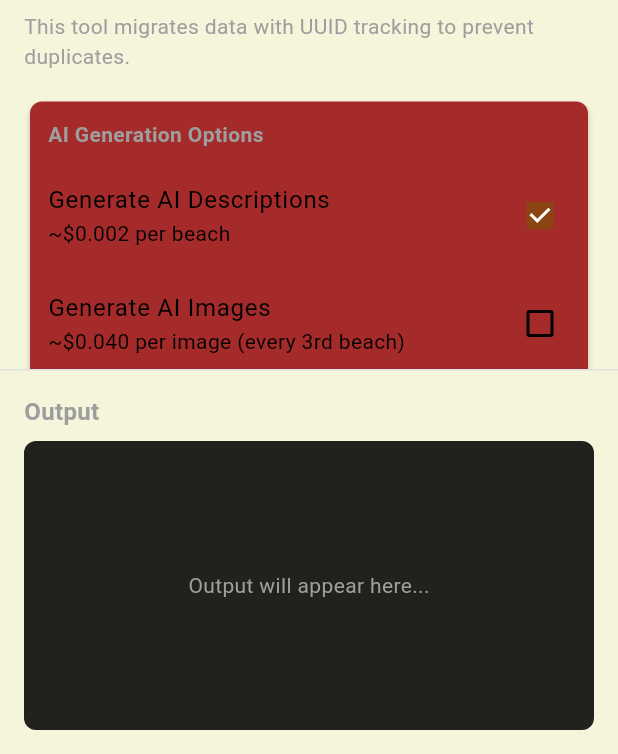
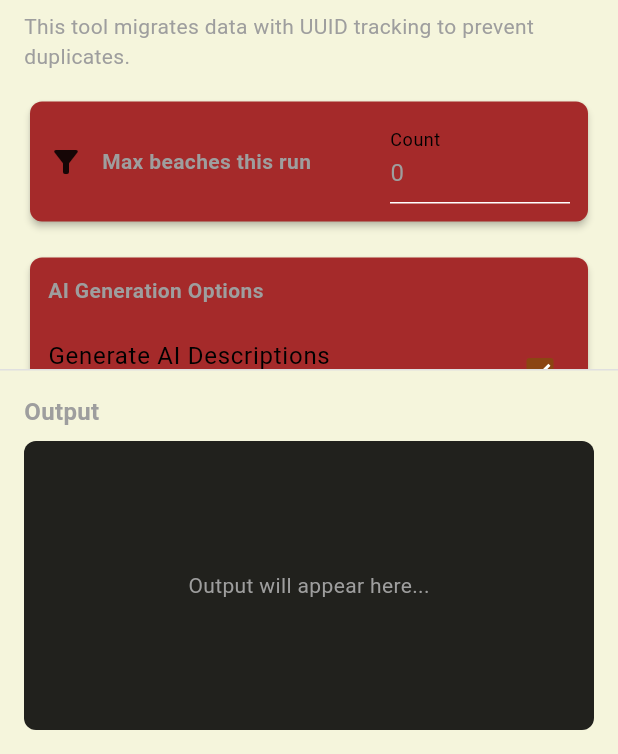
Before and after one commit to ziehro/Fuuuuck, a Flutter app: the screen it shows once a user with an empty profile is signed in, after a tap on the "sync alt" icon, on a phone screen of 412 x 824 dp, the part 482-1236 px from its top. Run offline on Flutter 3.47's test engine with Material 3 defaults, Android fonts, the phone set to English and light mode, and no system bars; our stand-ins replace camera, cloud_firestore, connectivity_plus, firebase_auth, firebase_core, firebase_storage and 7 more; missing offline and left inert: dart_geohash, dart_openai, firebase_app_check; accounts and stored records are empty.

Commit message:
offline now

```diff
--- a/lib/screens/migration_screen.dart
+++ b/lib/screens/migration_screen.dart
@@ -27,6 +27,14 @@ class _MigrationScreenState extends State<MigrationScreen> {
   int _aiImageFrequency = 3;
   bool _skipExisting = true;
 
+  // Run limit
+  final TextEditingController _maxController = TextEditingController(text: '0');
+  int get _maxBeachesThisRun {
+    final parsed = int.tryParse(_maxController.text.trim());
+    return (parsed == null || parsed < 0) ? 0 : parsed;
+  }
+  int _processedThisRun = 0;
+
   // Migration statistics
   Map<String, int> _migrationStats = {};
   bool _statsLoading = false;
@@ -41,6 +49,7 @@ class _MigrationScreenState extends State<MigrationScreen> {
   void dispose() {
     WakelockPlus.disable();
     _scrollController.dispose();
+    _maxController.dispose();
     super.dispose();
   }
 
@@ -99,7 +108,7 @@ class _MigrationScreenState extends State<MigrationScreen> {
               LinearProgressIndicator(
                 value: (_migrationStats['totalOldBeaches'] ?? 0) > 0
                     ? (_migrationStats['processedCount'] ?? 0) /
-                    (_migrationStats['totalOldBeaches']!.clamp(1, 1 << 30))
+                    ((_migrationStats['totalOldBeaches'] ?? 1).toDouble())
                     : 0,
                 backgroundColor: Colors.grey[300],
                 valueColor: const AlwaysStoppedAnimation<Color>(Colors.green),
@@ -145,6 +154,27 @@ class _MigrationScreenState extends State<MigrationScreen> {
     });
   }
 
+  /// Enforce per-run limit based on a **single, unambiguous marker** from the service.
+  /// Emit this once per migrated beach from MigrationService:
+  ///   onProgress('[BEACH_DONE] <id or name>')
+  void _onProgressWithLimit(String text) {
+    _addOutput(text);
+
+    final limit = _maxBeachesThisRun;
+    if (limit <= 0) return; // unlimited
+
+    // Strict match: only count when the explicit token appears.
+    // (Avoids lifetime counters like "Processed 432 total" tripping the limit.)
+    final done = RegExp(r'(\[BEACH_DONE\]|\bBEACH_DONE\b|::BEACH_DONE::)').hasMatch(text);
+    if (!done) return;
+
+    _processedThisRun++;
+    if (_processedThisRun >= limit) {
+      _addOutput('⛔ Max beaches for this run reached ($limit). Stopping…');
+      _stopMigration(); // gracefully requests stop + releases wakelock
+    }
+  }
+
   void _clearOutput() {
     setState(() => _output = '');
   }
@@ -174,14 +204,10 @@ class _MigrationScreenState extends State<MigrationScreen> {
   String _getOrdinalSuffix(int number) {
     if (number >= 11 && number <= 13) return 'th';
     switch (number % 10) {
-      case 1:
-        return 'st';
-      case 2:
-        return 'nd';
-      case 3:
-        return 'rd';
-      default:
-        return 'th';
+      case 1: return 'st';
+      case 2: return 'nd';
+      case 3: return 'rd';
+      default: return 'th';
     }
   }
 
@@ -222,13 +248,16 @@ class _MigrationScreenState extends State<MigrationScreen> {
   Future<void> _runTestMigration() async {
     if (_isRunning) return;
 
-    setState(() => _isRunning = true);
+    setState(() {
+      _isRunning = true;
+      _processedThisRun = 0; // reset per-run counter
+    });
     await WakelockPlus.enable();
     _addOutput('🔒 Screen will stay awake during migration');
     _addOutput('🧪 Starting test migration...');
 
     try {
-      await _migrationService.testMigration(onProgress: _addOutput);
+      await _migrationService.testMigration(onProgress: _onProgressWithLimit);
       _addOutput('✅ Test migration completed!');
     } catch (e) {
       _addOutput('❌ Test migration failed: $e');
@@ -291,7 +320,10 @@ class _MigrationScreenState extends State<MigrationScreen> {
 
     if (result == null) return;
 
-    setState(() => _isRunning = true);
+    setState(() {
+      _isRunning = true;
+      _processedThisRun = 0; // reset per-run counter
+    });
     await WakelockPlus.enable();
     _addOutput('🔒 Screen will stay awake during migration');
 
@@ -302,7 +334,7 @@ class _MigrationScreenState extends State<MigrationScreen> {
 
     try {
       await _migrationService.testMigrationWithWrite(
-        onProgress: _addOutput,
+        onProgress: _onProgressWithLimit,
         generateAiDescription: aiDesc,
         generateAiImage: aiImg,
         skipExisting: true,
@@ -348,7 +380,10 @@ class _MigrationScreenState extends State<MigrationScreen> {
 
     if (docId == null || docId.isEmpty) return;
 
-    setState(() => _isRunning = true);
+    setState(() {
+      _isRunning = true;
+      _processedThisRun = 0; // reset per-run counter
+    });
     await WakelockPlus.enable();
     _addOutput('🔒 Screen will stay awake during migration');
     _addOutput('🔍 Testing migration for document: $docId');
@@ -356,7 +391,7 @@ class _MigrationScreenState extends State<MigrationScreen> {
     try {
       await _migrationService.testMigration(
         specificDocId: docId,
-        onProgress: _addOutput,
+        onProgress: _onProgressWithLimit,
       );
       _addOutput('✅ Test completed for document: $docId');
     } catch (e) {
@@ -373,8 +408,13 @@ class _MigrationScreenState extends State<MigrationScreen> {
 
     final totalBeaches = _migrationStats['totalOldBeaches'] ?? 0;
     final remaining = _migrationStats['remainingCount'] ?? totalBeaches;
-    final imageCount = _generateAiImages ? (remaining / _aiImageFrequency).ceil() : 0;
-    final estimatedCost = (remaining * 0.002) + (imageCount * 0.040);
+
+    final limit = _maxBeachesThisRun;
+    final plannedThisRun = limit > 0 ? (remaining < limit ? remaining : limit) : remaining;
+
+    final imageCount =
+    _generateAiImages ? (plannedThisRun / _aiImageFrequency).ceil() : 0;
+    final estimatedCost = (plannedThisRun * 0.002) + (imageCount * 0.040);
 
     final bool? confirmed = await showDialog<bool>(
       context: context,
@@ -389,13 +429,15 @@ class _MigrationScreenState extends State<MigrationScreen> {
             Text('📊 Total beaches: $totalBeaches'),
             Text('✅ Already processed: ${_migrationStats['processedCount'] ?? 0}'),
             Text('🔄 Remaining: $remaining'),
+            Text('🎯 This run will process: $plannedThisRun'
+                '${limit > 0 ? " (limited to $limit)" : ""}'),
             Text('🤖 AI Descriptions: ${_generateAiDescriptions ? "Yes" : "No"}'),
             Text(
               '🎨 AI Images: ${_generateAiImages ? "Yes (every ${_aiImageFrequency}${_getOrdinalSuffix(_aiImageFrequency)} beach = $imageCount images)" : "No"}',
             ),
             const SizedBox(height: 8),
             Text(
-              '💰 Estimated cost: \$${estimatedCost.toStringAsFixed(2)}',
+              '💰 Estimated cost this run: \$${estimatedCost.toStringAsFixed(2)}',
               style: const TextStyle(fontWeight: FontWeight.bold),
             ),
             const SizedBox(height: 12),
@@ -424,11 +466,13 @@ class _MigrationScreenState extends State<MigrationScreen> {
     setState(() {
       _isRunning = true;
       _isPaused = false;
+      _processedThisRun = 0; // reset per-run counter
     });
 
     await WakelockPlus.enable();
     _addOutput('🔒 Screen will stay awake during migration');
-    _addOutput('🚀 Starting migration with UUID tracking...');
+    _addOutput('🚀 Starting migration with UUID tracking...'
+        '${limit > 0 ? " (limit $limit)" : ""}');
 
     try {
       await _migrationService.migrateAllData(
@@ -437,9 +481,15 @@ class _MigrationScreenState extends State<MigrationScreen> {
         generateAiImages: _generateAiImages,
         aiImageFrequency: _aiImageFrequency,
         skipExisting: _skipExisting,
+        maxItems: _maxBeachesThisRun, // <-- pass the per-run cap here
       );
 
-      _addOutput('🎉 Migration completed!');
+
+      if (_processedThisRun < plannedThisRun) {
+        _addOutput('🎉 Migration completed!');
+      } else {
+        _addOutput('✅ Reached run limit of $plannedThisRun beaches.');
+      }
       await _loadMigrationStats();
     } catch (e) {
       _addOutput('💥 Migration failed: $e');
@@ -479,11 +529,9 @@ class _MigrationScreenState extends State<MigrationScreen> {
                 child: Column(
                   crossAxisAlignment: CrossAxisAlignment.stretch,
                   children: [
-                    // Statistics
                     _buildStatsCard(),
                     const SizedBox(height: 16),
 
-                    // Header
                     const Text(
                       'BeachBook Data Migration',
                       style: TextStyle(fontSize: 20, fontWeight: FontWeight.bold),
@@ -492,6 +540,38 @@ class _MigrationScreenState extends State<MigrationScreen> {
                     const Text(
                       'This tool migrates data with UUID tracking to prevent duplicates.',
                       style: TextStyle(color: Colors.grey),
+                    ),
+                    const SizedBox(height: 16),
+
+                    // Run limit control
+                    Card(
+                      child: Padding(
+                        padding: const EdgeInsets.all(12),
+                        child: Row(
+                          children: [
+                            const Icon(Icons.filter_alt),
+                            const SizedBox(width: 12),
+                            const Expanded(
+                              child: Text(
+                                'Max beaches this run',
+                                style: TextStyle(fontWeight: FontWeight.bold),
+                              ),
+                            ),
+                            SizedBox(
+                              width: 120,
+                              child: TextField(
+                                controller: _maxController,
+                                keyboardType: TextInputType.number,
+                                decoration: const InputDecoration(
+                                  hintText: '0 = All',
+                                  labelText: 'Count',
+                                ),
+                                onChanged: (_) => setState(() {}), // refresh estimates
+                              ),
+                            ),
+                          ],
+                        ),
+                      ),
                     ),
                     const SizedBox(height: 16),
 
@@ -651,7 +731,6 @@ class _MigrationScreenState extends State<MigrationScreen> {
                       ],
                     ),
 
-                    // Pause/Stop controls (only show when migration is running)
                     if (_isRunning) ...[
                       const SizedBox(height: 12),
                       Row(
@@ -683,7 +762,6 @@ class _MigrationScreenState extends State<MigrationScreen> {
                       ),
                     ],
 
-                    // Extra bottom padding for scrolling
                     const SizedBox(height: 32),
                   ],
                 ),
--- a/lib/services/migration_service.dart
+++ b/lib/services/migration_service.dart
@@ -166,6 +166,7 @@ class MigrationService {
     bool generateAiImages = false,
     int aiImageFrequency = 3,
     bool skipExisting = true,
+    int maxItems = 0, // 0 = unlimited
   }) async {
     try {
       resetMigrationState();
@@ -175,6 +176,11 @@ class MigrationService {
       _log('   AI Descriptions: ${generateAiDescriptions ? "✅" : "❌"}', onProgress);
       _log('   AI Images: ${generateAiImages ? "✅ (every ${aiImageFrequency}rd beach)" : "❌"}', onProgress);
       _log('   Skip Existing: ${skipExisting ? "✅" : "❌"}', onProgress);
+      if (maxItems > 0) {
+        _log('   Max this run: $maxItems beach${maxItems == 1 ? "" : "es"}', onProgress);
+      } else {
+        _log('   Max this run: ∞ (no limit)', onProgress);
+      }
 
       final QuerySnapshot oldBeaches = await _firestore.collection(oldCollectionName).get();
       _log('📊 Found ${oldBeaches.docs.length} beaches to migrate', onProgress);
@@ -195,8 +201,13 @@ class MigrationService {
           _log('⏸️ Migration paused... (beach ${i + 1}/${oldBeaches.docs.length})', onProgress);
           await Future.delayed(const Duration(milliseconds: 500));
         }
+        if (_shouldStop) break;
 
-        if (_shouldStop) break;
+        // ✅ Enforce per-run cap BEFORE starting next migration
+        if (maxItems > 0 && successCount >= maxItems) {
+          _log('⛔ Reached max of $maxItems migrated beaches for this run. Stopping.', onProgress);
+          break;
+        }
 
         final doc = oldBeaches.docs[i];
         final uuid = doc.id;
@@ -226,6 +237,7 @@ class MigrationService {
           }
 
           successCount++;
+          _log('[BEACH_DONE] ${i + 1}/${oldBeaches.docs.length} (this run: $successCount)', onProgress);
           _log('✅ Migrated beach ${i + 1}/${oldBeaches.docs.length}: $uuid', onProgress);
         } catch (e) {
           errorCount++;
@@ -246,6 +258,7 @@ class MigrationService {
       rethrow;
     }
   }
+
 
   /// Modified _migrateSingleBeach to return the new beach ID
   Future<String?> _migrateSingleBeach(
```
